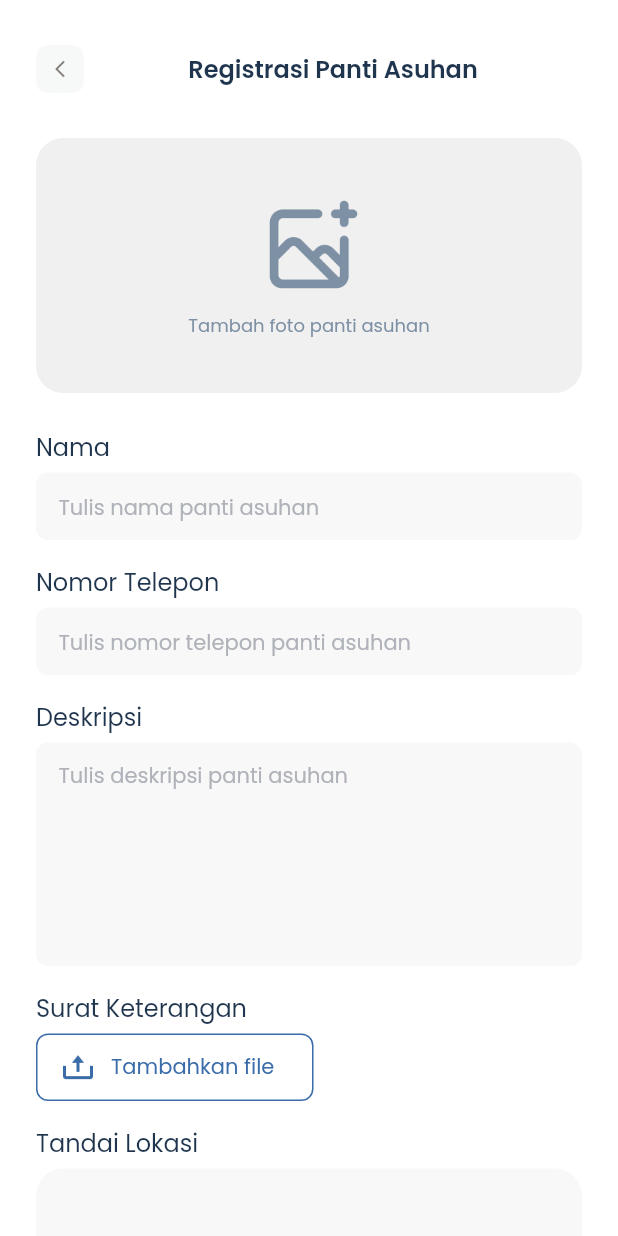
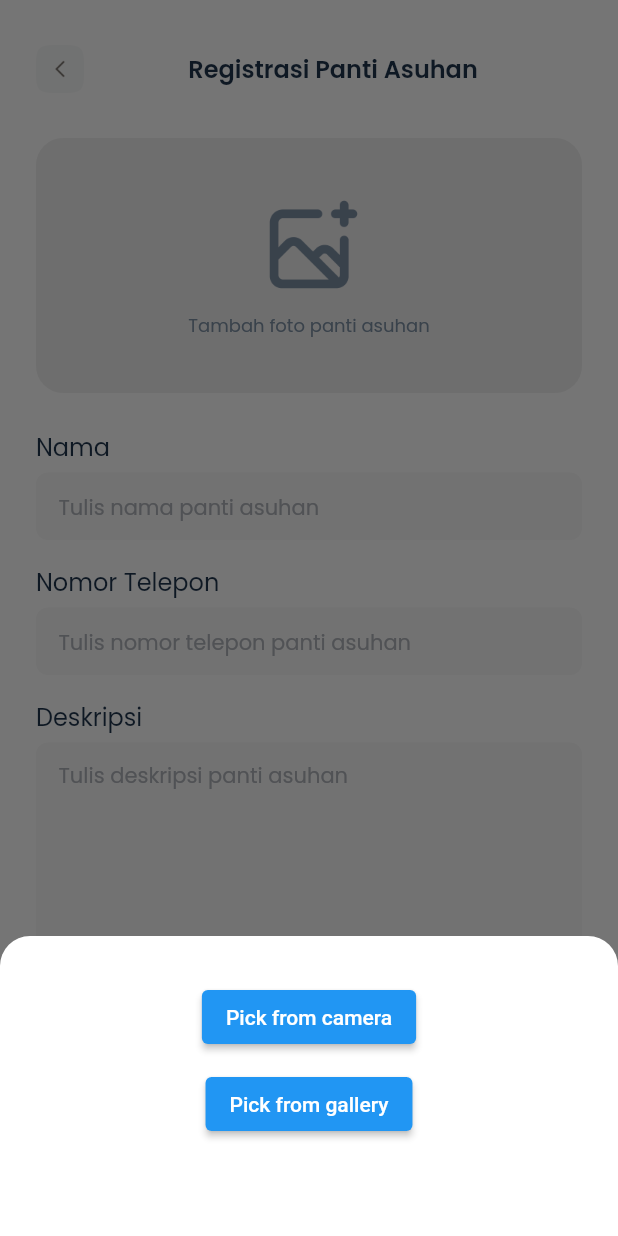
Before and after one commit to nadiamrnt/peka, a Flutter app: the RegisterPage screen opened by its route, after a tap on "Tambah foto panti asuhan", on a phone screen of 412 x 824 dp. Run offline on Flutter 3.47's test engine with Material 2 defaults, Android fonts, the phone set to English and light mode, and no system bars; our stand-ins replace cloud_firestore, equatable, firebase_auth, firebase_core, geocoding, google_fonts and 5 more; accounts and stored records are empty.

Commit message:
menambahkan konfigurasi image picker dan google maps

```diff
--- a/lib/main.dart
+++ b/lib/main.dart
@@ -3,8 +3,8 @@ import 'package:flutter/material.dart';
 import 'package:peka/common/styles.dart';
 import 'package:peka/ui/pages/auth/login_page.dart';
 import 'package:peka/ui/pages/auth/signup_page.dart';
-import 'package:peka/ui/pages/category/category_page.dart';
 import 'package:peka/ui/pages/detail/detail_page.dart';
+import 'package:peka/ui/pages/home/category/category_page.dart';
 import 'package:peka/ui/pages/home/home_page.dart';
 import 'package:peka/ui/pages/kelola_panti/kelola_page.dart';
 import 'package:peka/ui/pages/kelola_panti/register_page.dart';
--- a/lib/ui/pages/auth/login_page.dart
+++ b/lib/ui/pages/auth/login_page.dart
@@ -6,7 +6,7 @@ import 'package:peka/ui/pages/home/home_page.dart';
 import 'package:peka/ui/widgets/custom_text_form_field.dart';
 
 import '../../../common/navigation.dart';
-import '../../../data/firebase/auth/auth.dart';
+import '../../../services/firebase/auth/auth.dart';
 import '../../widgets/button.dart';
 
 class LoginPage extends StatefulWidget {
--- a/lib/ui/pages/auth/signup_page.dart
+++ b/lib/ui/pages/auth/signup_page.dart
@@ -4,8 +4,8 @@ import 'package:peka/common/navigation.dart';
 import 'package:peka/common/styles.dart';
 import 'package:peka/ui/widgets/custom_text_form_field.dart';
 
-import '../../../data/firebase/auth/auth.dart';
-import '../../../data/firebase/firestore/firestore.dart';
+import '../../../services/firebase/auth/auth.dart';
+import '../../../services/firebase/firestore/firestore.dart';
 import '../../widgets/button.dart';
 import '../home/home_page.dart';
 
--- a/lib/ui/pages/category/category_page.dart
+++ b/lib/ui/pages/home/category/category_page.dart
@@ -2,7 +2,7 @@ import 'package:flutter/material.dart';
 import 'package:peka/common/styles.dart';
 import 'package:peka/utils/panti_helper.dart';
 
-import '../../../common/navigation.dart';
+import '../../../../common/navigation.dart';
 
 class CategoryPage extends StatelessWidget {
   static const routeName = '/category-page';
--- a/lib/ui/pages/home/home_page_content.dart
+++ b/lib/ui/pages/home/home_page_content.dart
@@ -1,14 +1,14 @@
 import 'package:cloud_firestore/cloud_firestore.dart';
 import 'package:flutter/material.dart';
 import 'package:peka/common/styles.dart';
-import 'package:peka/data/firebase/auth/auth.dart';
-import 'package:peka/data/firebase/firestore/firestore.dart';
 import 'package:peka/data/model/user_model.dart';
-import 'package:peka/ui/pages/category/category_page.dart';
 import 'package:peka/ui/pages/detail/detail_page.dart';
 import 'package:peka/utils/category_helper.dart';
 
 import '../../../common/navigation.dart';
+import '../../../services/firebase/auth/auth.dart';
+import '../../../services/firebase/firestore/firestore.dart';
+import 'category/category_page.dart';
 
 class HomePageContent extends StatefulWidget {
   const HomePageContent({Key? key}) : super(key: key);
--- a/lib/ui/pages/kelola_panti/kelola_page.dart
+++ b/lib/ui/pages/kelola_panti/kelola_page.dart
@@ -1,10 +1,11 @@
 import 'package:cloud_firestore/cloud_firestore.dart';
 import 'package:flutter/material.dart';
 import 'package:peka/common/styles.dart';
-import 'package:peka/data/firebase/auth/auth.dart';
-import 'package:peka/data/firebase/firestore/firestore.dart';
 import 'package:peka/data/model/panti_asuhan_model.dart';
 import 'package:peka/ui/pages/kelola_panti/intro_kelola_page.dart';
+
+import '../../../services/firebase/auth/auth.dart';
+import '../../../services/firebase/firestore/firestore.dart';
 
 class KelolaPage extends StatelessWidget {
   static const routeName = '/kelola-page';
--- a/lib/ui/pages/kelola_panti/register_page.dart
+++ b/lib/ui/pages/kelola_panti/register_page.dart
@@ -1,4 +1,7 @@
+import 'dart:io';
+
 import 'package:flutter/material.dart';
+import 'package:image_picker/image_picker.dart';
 import 'package:peka/common/styles.dart';
 import 'package:peka/ui/pages/kelola_panti/kelola_page.dart';
 import 'package:peka/ui/widgets/button.dart';
@@ -6,6 +9,7 @@ import 'package:peka/utils/category_helper.dart';
 
 import '../../../common/navigation.dart';
 import '../../../data/model/kebutuhan_model.dart';
+import '../../../utils/image_picker_helper.dart';
 
 class RegisterPage extends StatefulWidget {
   static const routeName = '/register-page';
@@ -18,6 +22,7 @@ class RegisterPage extends StatefulWidget {
 
 class _RegisterPageState extends State<RegisterPage> {
   final List<KebutuhanModel> _listKebutuhan = [];
+  XFile? _image;
 
   @override
   Widget build(BuildContext context) {
@@ -93,8 +98,24 @@ class _RegisterPageState extends State<RegisterPage> {
 
   Widget _buildAddImage() {
     return GestureDetector(
-      onTap: () {},
-      child: Container(
+      onTap: () {
+        _modalBottomSheetMenu();
+      },
+      child: _image != null
+          ? Container(
+              height: 170,
+              width: double.infinity,
+              decoration: BoxDecoration(
+                borderRadius: BorderRadius.circular(18),
+                image: DecorationImage(
+                  image: Image.file(
+                    File(_image!.path),
+                    fit: BoxFit.fill,
+                  ).image,
+                ),
+              ),
+            )
+          : Container(
               height: 170,
               width: double.infinity,
               decoration: BoxDecoration(
@@ -391,4 +412,54 @@ class _RegisterPageState extends State<RegisterPage> {
       ),
     );
   }
+
+  void _modalBottomSheetMenu() {
+    showModalBottomSheet(
+        context: context,
+        shape: const RoundedRectangleBorder(
+          borderRadius: BorderRadius.vertical(
+            top: Radius.circular(20),
+          ),
+        ),
+        clipBehavior: Clip.antiAliasWithSaveLayer,
+        builder: (builder) {
+          return Container(
+              height: 200,
+              padding: const EdgeInsets.symmetric(vertical: 30, horizontal: 24),
+              decoration: const BoxDecoration(
+                color: Colors.white,
+                borderRadius: BorderRadius.only(
+                  topLeft: Radius.circular(10.0),
+                  topRight: Radius.circular(10.0),
+                ),
+              ),
+              child: Column(
+                children: [
+                  ElevatedButton(
+                    onPressed: () async {
+                      await ImagePickerHelper.imgFromCamera().then((image) {
+                        setState(() {
+                          _image = image;
+                        });
+                      });
+                      Navigation.back();
+                    },
+                    child: const Text('Pick from camera'),
+                  ),
+                  const SizedBox(height: 10),
+                  ElevatedButton(
+                    onPressed: () async {
+                      await ImagePickerHelper.imgFromGallery().then((image) {
+                        setState(() {
+                          _image = image;
+                        });
+                      });
+                      Navigation.back();
+                    },
+                    child: const Text('Pick from gallery'),
+                  ),
+                ],
+              ));
+        });
   }
+}
--- a/lib/ui/pages/profile/profile_page.dart
+++ b/lib/ui/pages/profile/profile_page.dart
@@ -3,9 +3,9 @@ import 'package:flutter/material.dart';
 import 'package:peka/common/styles.dart';
 
 import '../../../common/navigation.dart';
-import '../../../data/firebase/auth/auth.dart';
-import '../../../data/firebase/firestore/firestore.dart';
 import '../../../data/model/user_model.dart';
+import '../../../services/firebase/auth/auth.dart';
+import '../../../services/firebase/firestore/firestore.dart';
 import '../../widgets/profile_option.dart';
 import '../auth/login_page.dart';
 
--- /dev/null
+++ b/lib/utils/image_picker_helper.dart
@@ -0,0 +1,17 @@
+import 'package:image_picker/image_picker.dart';
+
+class ImagePickerHelper {
+  static Future<XFile?> imgFromCamera() async {
+    XFile? image = await ImagePicker()
+        .pickImage(source: ImageSource.camera, imageQuality: 80);
+
+    return image;
+  }
+
+  static Future<XFile?> imgFromGallery() async {
+    XFile? image = await ImagePicker()
+        .pickImage(source: ImageSource.gallery, imageQuality: 80);
+
+    return image;
+  }
+}
--- a/pubspec.yaml
+++ b/pubspec.yaml
@@ -18,6 +18,11 @@ dependencies:
   firebase_storage: ^10.1.0
   image_picker: ^0.8.4+4
   loading_overlay: ^0.3.0
+  google_maps_flutter: ^2.1.1
+  location: ^4.3.0
+  geocoding: ^2.0.1
+  http: ^0.13.4
+  url_launcher: ^6.0.15
 
 dev_dependencies:
   flutter_test:
```
Also changed, not shown: lib/services/maps/bottom_sheet_maps.dart (added, +26 -0 lines), lib/services/maps/my_location.dart (added, +21 -0 lines), lib/services/maps/permission.dart (added, +25 -0 lines), lib/services/maps/url_launcher.dart (added, +15 -0 lines), lib/ui/pages/maps/google_maps_page.dart (added, +75 -0 lines), lib/services/firebase/auth/auth.dart (renamed from lib/data/firebase/auth/auth.dart), lib/services/firebase/firestore/firestore.dart (renamed from lib/data/firebase/firestore/firestore.dart), pubspec.lock, 1 other file. Lines whose indentation alone changed are shown as unchanged.
